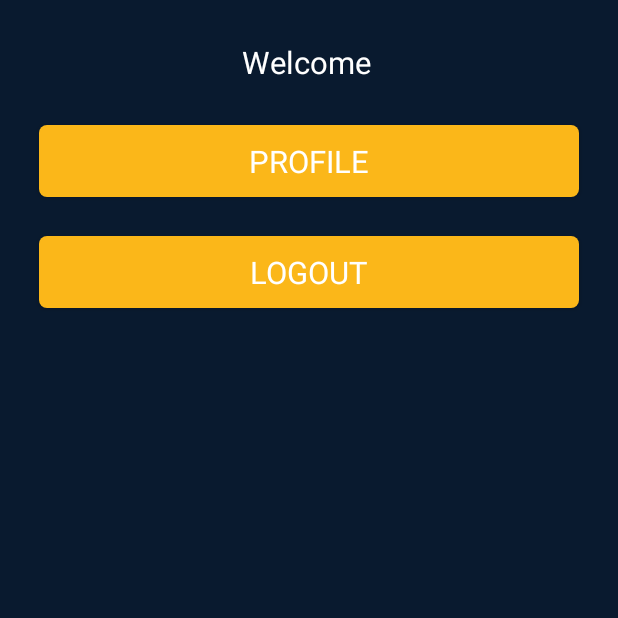
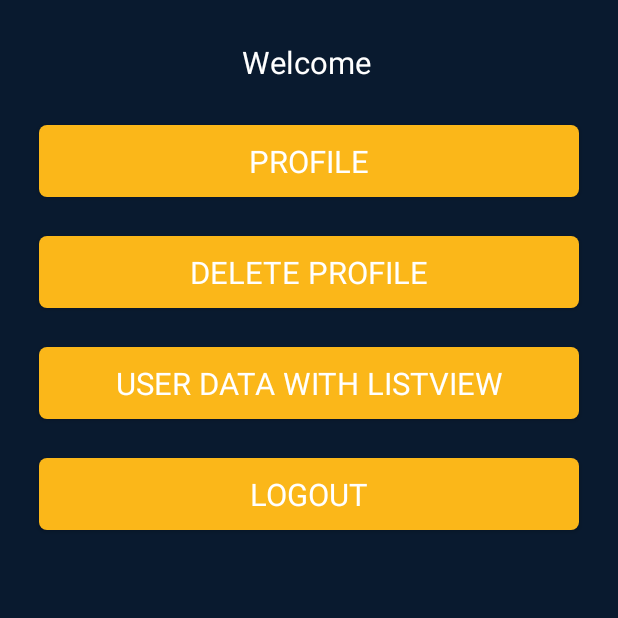
Before and after one commit to sahetu/InternshipOnline, an Android app: the DashboardActivity screen opened directly, with no data from a screen before it, on a phone screen of 412 x 824 dp, the top half of it. Run offline under Robolectric (Android 15) with nearby library versions, the phone set to English and light mode, and no system bars; our stand-ins replace sdp/ssp sizes; Roboto replaces fonts that are not available here.

Commit message:
Delete & UserList

```diff
--- a/app/src/main/AndroidManifest.xml
+++ b/app/src/main/AndroidManifest.xml
@@ -12,6 +12,9 @@
         android:supportsRtl="true"
         android:theme="@style/Theme.InternshipOnline"
         tools:targetApi="31">
+        <activity
+            android:name=".UserSimpleListActivity"
+            android:exported="false" />
         <activity
             android:name=".ProfileActivity"
             android:exported="false" />
@@ -41,7 +44,7 @@
         </activity>
         <activity
             android:name=".MainActivity"
-            android:exported="true"></activity>
+            android:exported="true" />
 
         <meta-data
             android:name="preloaded_fonts"
--- a/app/src/main/java/internship/online/DashboardActivity.java
+++ b/app/src/main/java/internship/online/DashboardActivity.java
@@ -3,6 +3,7 @@ package internship.online;
 import androidx.appcompat.app.AppCompatActivity;
 
 import android.content.SharedPreferences;
+import android.database.sqlite.SQLiteDatabase;
 import android.os.Bundle;
 import android.util.Log;
 import android.view.View;
@@ -12,13 +13,18 @@ import android.widget.TextView;
 public class DashboardActivity extends AppCompatActivity {
 
     TextView name;
-    Button logout,profile;
+    Button logout,profile,deleteProfile,userList;
     SharedPreferences sp;
+    SQLiteDatabase sqlDb;
 
     @Override
     protected void onCreate(Bundle savedInstanceState) {
         super.onCreate(savedInstanceState);
         setContentView(R.layout.activity_dashboard);
+
+        sqlDb = openOrCreateDatabase("InternshipOn.db",MODE_PRIVATE,null);
+        String tableQuery = "CREATE TABLE IF NOT EXISTS USERS(USERID INTEGER PRIMARY KEY AUTOINCREMENT,USERNAME VARCHAR(50),NAME VARCHAR(50),EMAIL VARCHAR(50),CONTACT BIGINT(10),PASSWORD VARCHAR(12),GENDER VARCHAR(6),CITY VARCHAR(100))";
+        sqlDb.execSQL(tableQuery);
 
         sp = getSharedPreferences(ConstantSp.PREF,MODE_PRIVATE);
 
@@ -31,7 +37,6 @@ public class DashboardActivity extends AppCompatActivity {
         Log.d("RESPONSE",sEmail+"\n"+sPassword);*/
 
         name = findViewById(R.id.dashboard_name);
-        name.setText(sp.getString(ConstantSp.EMAIL,""));
 
         Log.d("DASHBOARD_DATA",
                 sp.getString(ConstantSp.ID,"")+"\n"+
@@ -67,5 +72,35 @@ public class DashboardActivity extends AppCompatActivity {
             }
         });
 
+        deleteProfile = findViewById(R.id.dashboard_delete_profile);
+
+        deleteProfile.setOnClickListener(new View.OnClickListener() {
+            @Override
+            public void onClick(View view) {
+                String deleteQuery = "DELETE FROM USERS WHERE USERID='"+sp.getString(ConstantSp.ID,"")+"'";
+                sqlDb.execSQL(deleteQuery);
+                new CommonMethod(DashboardActivity.this,"Profile Deleted Successfully");
+
+                sp.edit().clear().commit();
+
+                new CommonMethod(DashboardActivity.this, MainActivity.class);
+                finish();
+            }
+        });
+
+        userList = findViewById(R.id.dashboard_user_list);
+        userList.setOnClickListener(new View.OnClickListener() {
+            @Override
+            public void onClick(View view) {
+                new CommonMethod(DashboardActivity.this, UserSimpleListActivity.class);
+            }
+        });
+
+    }
+
+    @Override
+    protected void onResume() {
+        super.onResume();
+        name.setText(sp.getString(ConstantSp.EMAIL,""));
     }
 }
--- a/app/src/main/res/layout/activity_dashboard.xml
+++ b/app/src/main/res/layout/activity_dashboard.xml
@@ -34,6 +34,20 @@
         style="@style/button_16"/>
 
     <Button
+        android:id="@+id/dashboard_delete_profile"
+        android:text="@string/delete_profile"
+        android:layout_marginTop="@dimen/_20sdp"
+        android:layout_marginHorizontal="@dimen/_20sdp"
+        style="@style/button_16"/>
+
+    <Button
+        android:id="@+id/dashboard_user_list"
+        android:text="@string/user_list"
+        android:layout_marginTop="@dimen/_20sdp"
+        android:layout_marginHorizontal="@dimen/_20sdp"
+        style="@style/button_16"/>
+
+    <Button
         android:id="@+id/dashboard_logout"
         android:text="@string/logout"
         android:layout_marginTop="@dimen/_20sdp"
--- a/app/src/main/res/values/strings.xml
+++ b/app/src/main/res/values/strings.xml
@@ -13,7 +13,9 @@
     <string name="confirm_password">Confirm Password</string>
     <string name="signup">Signup</string>
 
+    <string name="delete_profile">Delete Profile</string>
     <string name="profile">Profile</string>
+    <string name="user_list">User Data With Listview</string>
     <string name="logout">Logout</string>
 
     <string name="edit_profile">Edit Profile</string>
```
Also changed, not shown: app/src/main/java/internship/online/ProfileActivity.java (+9 -0 lines), app/src/main/java/internship/online/UserSimpleListActivity.java (added, +104 -0 lines), app/src/main/res/layout/activity_user_simple_list.xml (added, +41 -0 lines).
